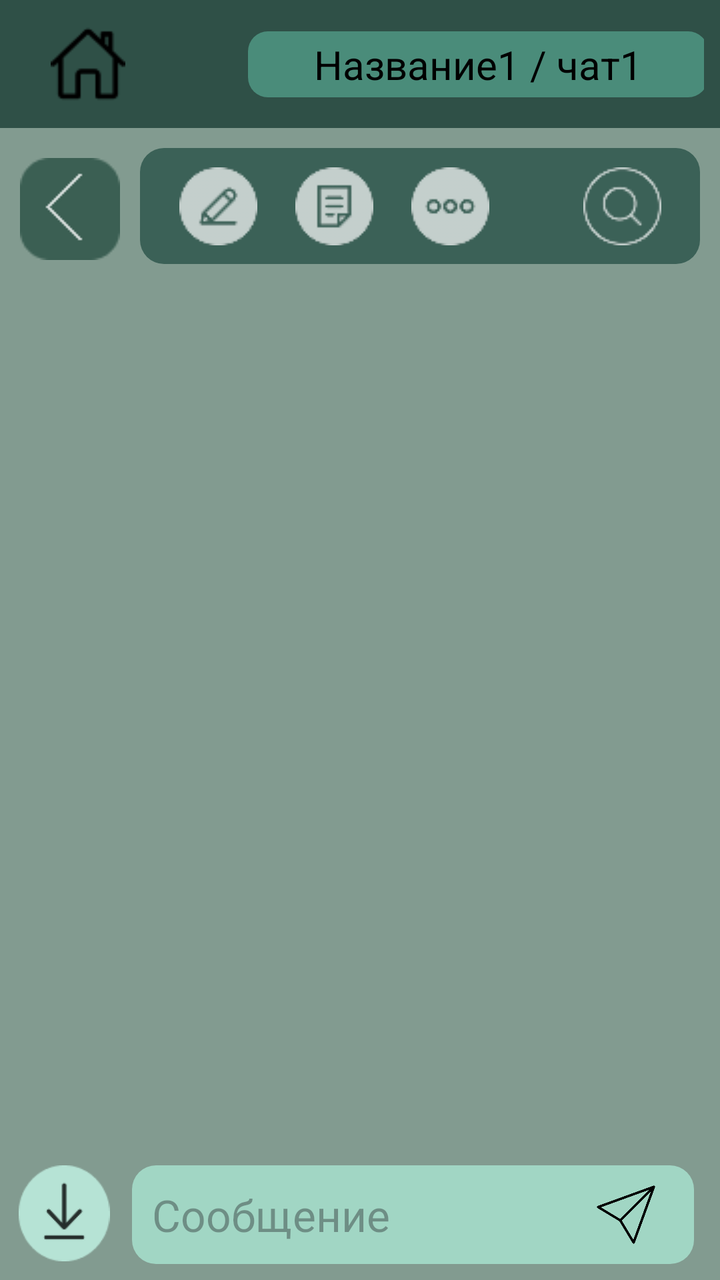
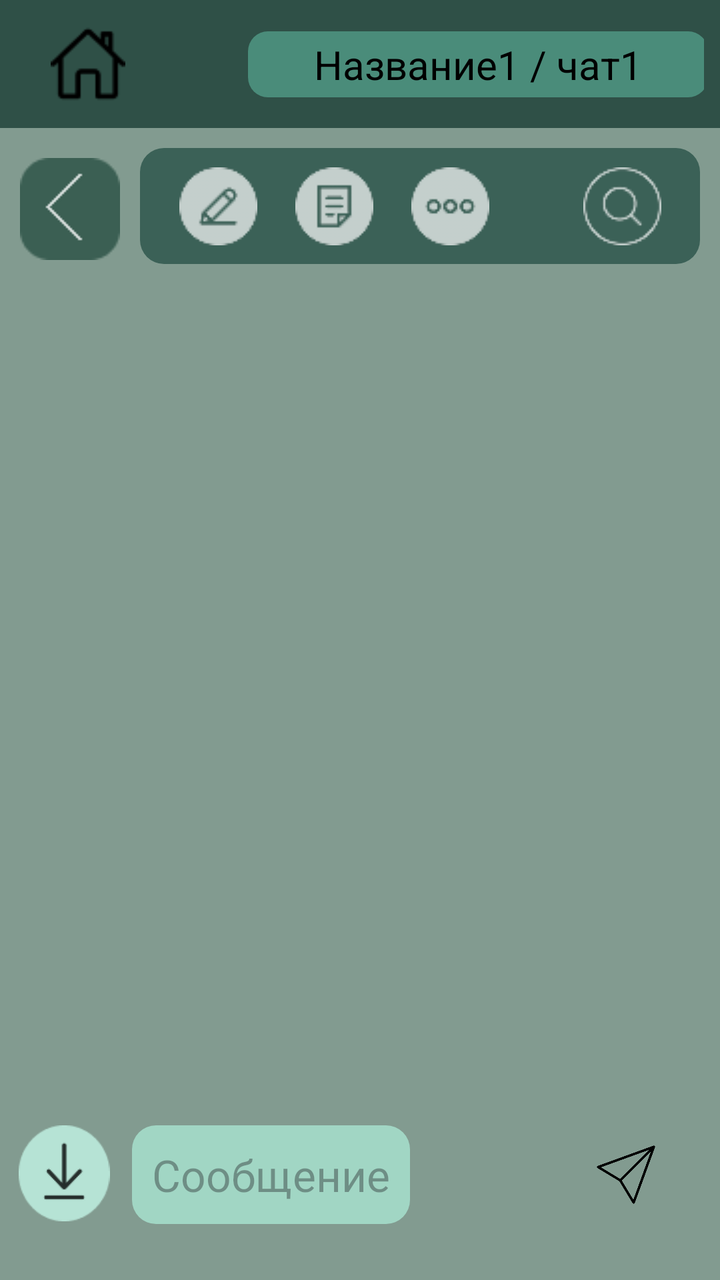

Before-and-after screenshots of an Android layout around one commit, followed by the original layout XML and the change that was made.
<!-- AndroidManifest.xml: application theme Theme.Blabify -->
<!-- res/layout/activity_chat.xml -->
<?xml version="1.0" encoding="utf-8"?>
<androidx.constraintlayout.widget.ConstraintLayout xmlns:android="http://schemas.android.com/apk/res/android"
    xmlns:app="http://schemas.android.com/apk/res-auto"
    xmlns:tools="http://schemas.android.com/tools"
    android:id="@+id/main"
    android:layout_width="match_parent"
    android:layout_height="match_parent"
    android:background="#829B90"
    tools:context=".presentation.ui.Chat">

    
    <androidx.appcompat.widget.Toolbar
        android:id="@+id/toolbar"
        android:layout_width="match_parent"
        android:layout_height="wrap_content"
        android:background="#2F5047"
        app:layout_constraintTop_toTopOf="parent"
        app:layout_constraintStart_toStartOf="parent"
        app:layout_constraintEnd_toEndOf="parent">

        <androidx.constraintlayout.widget.ConstraintLayout
            android:layout_width="match_parent"
            android:layout_height="wrap_content"
            android:padding="8dp">

            <ImageView
                android:id="@+id/home_icon"
                android:layout_width="40dp"
                android:layout_height="40dp"
                android:src="@drawable/home"
                android:contentDescription=""
                app:layout_constraintStart_toStartOf="parent"
                app:layout_constraintTop_toTopOf="parent"
                app:layout_constraintBottom_toBottomOf="parent" />

            
            <TextView
                android:id="@+id/toolbar_title"
                android:layout_width="230dp"
                android:layout_height="33dp"
                android:layout_marginStart="60dp"
                android:background="@drawable/toolbar_background"
                android:text="Название1 / чат1"
                android:textColor="@android:color/black"
                android:gravity="center"
                android:textSize="20dp"
                android:textAppearance="@style/TextAppearance.AppCompat.Medium"
                app:layout_constraintStart_toEndOf="@id/home_icon"
                app:layout_constraintTop_toTopOf="parent"
                app:layout_constraintBottom_toBottomOf="parent"
                />
        </androidx.constraintlayout.widget.ConstraintLayout>
    </androidx.appcompat.widget.Toolbar>
    
    <LinearLayout
        android:id="@+id/chat_info_bar"
        android:layout_width="match_parent"
        android:layout_height="wrap_content"
        android:orientation="horizontal"
        android:background="#829B90"
        app:layout_constraintTop_toBottomOf="@id/toolbar"
        app:layout_constraintStart_toStartOf="parent"
        app:layout_constraintEnd_toEndOf="parent">

        <LinearLayout
            android:layout_width="0dp"
            android:layout_height="wrap_content"
            android:layout_weight="1"
            android:gravity="center"

            android:layout_marginTop="10dp"
            android:layout_marginBottom="10dp"
            android:orientation="horizontal">
            <ImageButton
                android:id="@+id/btn_back"
                android:contentDescription="назад"
                android:layout_width="match_parent"
                android:layout_height="match_parent"
                android:layout_weight="1"
                android:scaleType="fitCenter"
                android:layout_margin="5dp"
                android:src="@drawable/back_frame"
                android:background="@android:color/transparent"/>
        </LinearLayout>

        <LinearLayout
            android:layout_width="0dp"
            android:layout_height="wrap_content"
            android:background="@drawable/chat_info_bg"
            android:layout_weight="4"
            android:gravity="center_vertical"
            android:orientation="horizontal"
            android:padding="5dp"
            android:layout_marginTop="10dp"
            android:layout_marginEnd="10dp"
            android:layout_marginBottom="10dp">

            <ImageButton
                android:id="@+id/btn_edit"
                android:contentDescription="назад"
                android:layout_width="48dp"
                android:layout_height="48dp"
                android:layout_marginStart="10dp"
                android:src="@drawable/edit_chat"
                android:background="@android:color/transparent"/>

            <ImageButton
                android:id="@+id/btn_what_in"
                android:contentDescription="что внутри"
                android:layout_width="48dp"
                android:layout_height="48dp"
                android:layout_marginStart="10dp"
                android:src="@drawable/what_inchat"
                android:background="@android:color/transparent"/>

            <ImageButton
                android:id="@+id/btn_settings"
                android:contentDescription="настройки"
                android:layout_width="48dp"
                android:layout_height="48dp"
                android:layout_marginStart="10dp"
                android:src="@drawable/setting_chat"
                android:background="@android:color/transparent"/>

            <Space
                android:layout_width="0dp"
                android:layout_height="0dp"
                android:layout_weight="1"/>

            <ImageButton
                android:id="@+id/btn_search"
                android:contentDescription="поиск"
                android:layout_width="48dp"
                android:layout_height="48dp"
                android:layout_marginStart="10dp"
                android:layout_marginEnd="10dp"
                android:src="@drawable/search_inchat"
                android:background="@android:color/transparent"/>



        </LinearLayout>



    </LinearLayout>

    
    <androidx.recyclerview.widget.RecyclerView
        android:id="@+id/recycler_view_messages"
        android:layout_width="0dp"
        android:layout_height="0dp"
        app:layout_constraintTop_toBottomOf="@id/chat_info_bar"
        app:layout_constraintBottom_toTopOf="@id/message_input_container"
        app:layout_constraintStart_toStartOf="parent"
        app:layout_constraintEnd_toEndOf="parent"
        android:padding="8dp" />

    
    <LinearLayout
        android:id="@+id/message_input_container"
        android:layout_width="0dp"
        android:layout_height="wrap_content"
        android:orientation="horizontal"
        android:padding="8dp"
        app:layout_constraintBottom_toBottomOf="parent"
        app:layout_constraintStart_toStartOf="parent"
        app:layout_constraintEnd_toEndOf="parent">

        <ImageButton
            android:id="@+id/btn_attach"
            android:layout_width="48dp"
            android:layout_height="48dp"
            android:scaleType="centerInside"
            android:contentDescription="загрузить"
            android:src="@drawable/load2"
            android:background="@android:color/transparent" />

        <FrameLayout
            android:layout_width="0dp"
            android:layout_height="wrap_content"
            android:layout_weight="1"
            android:layout_marginStart="10dp"
            android:layout_marginEnd="5dp">

            <EditText
                android:id="@+id/message_input"
                android:layout_width="match_parent"
                android:layout_height="wrap_content"
                android:background="@drawable/edit_text"
                android:paddingEnd="40dp"
                android:padding="10dp"
                android:hint="Сообщение"
                android:textSize="22sp"
                />

            <ImageButton
                android:id="@+id/send_mes"
                android:padding="5dp"
                android:layout_width="48dp"
                android:layout_height="48dp"
                android:scaleType="centerInside"
                android:src="@drawable/send2"
                android:layout_gravity="center_vertical|end"
                android:layout_marginEnd="10dp"
                android:background="@android:color/transparent"
                android:contentDescription="Отправить сообщение" />
        </FrameLayout>

    </LinearLayout>








</androidx.constraintlayout.widget.ConstraintLayout>
<!-- resources referenced by this layout -->
<resources>
  <!-- drawable back_frame: png bitmap (drawable, 884 bytes) -->
  <!-- drawable chat_info_bg (drawable) -->
  <?xml version="1.0" encoding="utf-8"?>
  <shape xmlns:android="http://schemas.android.com/apk/res/android"
      android:shape="rectangle">
      <solid android:color="#3B6157"/> 
      <corners android:radius="12dp"/>
  </shape>
  <!-- drawable edit_chat: png bitmap (drawable, 1429 bytes) -->
  <!-- drawable edit_text (drawable) -->
  <?xml version="1.0" encoding="utf-8"?>
  <shape xmlns:android="http://schemas.android.com/apk/res/android"
      android:shape="rectangle">
      <solid android:color="#A1D6C4"/> 
      <corners android:radius="12dp"/>
  </shape>
  <!-- drawable home: png bitmap (drawable, 787 bytes) -->
  <!-- drawable load2: png bitmap (drawable, 2315 bytes) -->
  <!-- drawable search_inchat: png bitmap (drawable, 1545 bytes) -->
  <!-- drawable send2: png bitmap (drawable, 10286 bytes) -->
  <!-- drawable setting_chat: png bitmap (drawable, 1558 bytes) -->
  <!-- drawable toolbar_background (drawable) -->
  <?xml version="1.0" encoding="utf-8"?>
  <shape xmlns:android="http://schemas.android.com/apk/res/android">
      <corners android:radius="10dp"/>
      <solid android:color="#4A8C7A"/> 
  </shape>
  <!-- drawable what_inchat: png bitmap (drawable, 1384 bytes) -->
  <style name="Theme.Blabify" parent="Base.Theme.Blabify" />
  <style name="Base.Theme.Blabify" parent="Theme.Material3.DayNight.NoActionBar">
          
          
      </style>
</resources>

<!-- the commit's change to res/layout/activity_chat.xml (unified diff, before → after) -->
@@ -163,6 +163,7 @@
         android:layout_height="wrap_content"
         android:orientation="horizontal"
         android:padding="8dp"
+        android:layout_marginBottom="20dp"
         app:layout_constraintBottom_toBottomOf="parent"
         app:layout_constraintStart_toStartOf="parent"
         app:layout_constraintEnd_toEndOf="parent">
@@ -185,7 +186,7 @@
 
             <EditText
                 android:id="@+id/message_input"
-                android:layout_width="match_parent"
+                android:layout_width="wrap_content"
                 android:layout_height="wrap_content"
                 android:background="@drawable/edit_text"
                 android:paddingEnd="40dp"
@@ -199,6 +200,9 @@
                 android:padding="5dp"
                 android:layout_width="48dp"
                 android:layout_height="48dp"
+                android:focusable="true"
+                android:clickable="true"
+                android:elevation="500dp"
                 android:scaleType="centerInside"
                 android:src="@drawable/send2"
                 android:layout_gravity="center_vertical|end"
